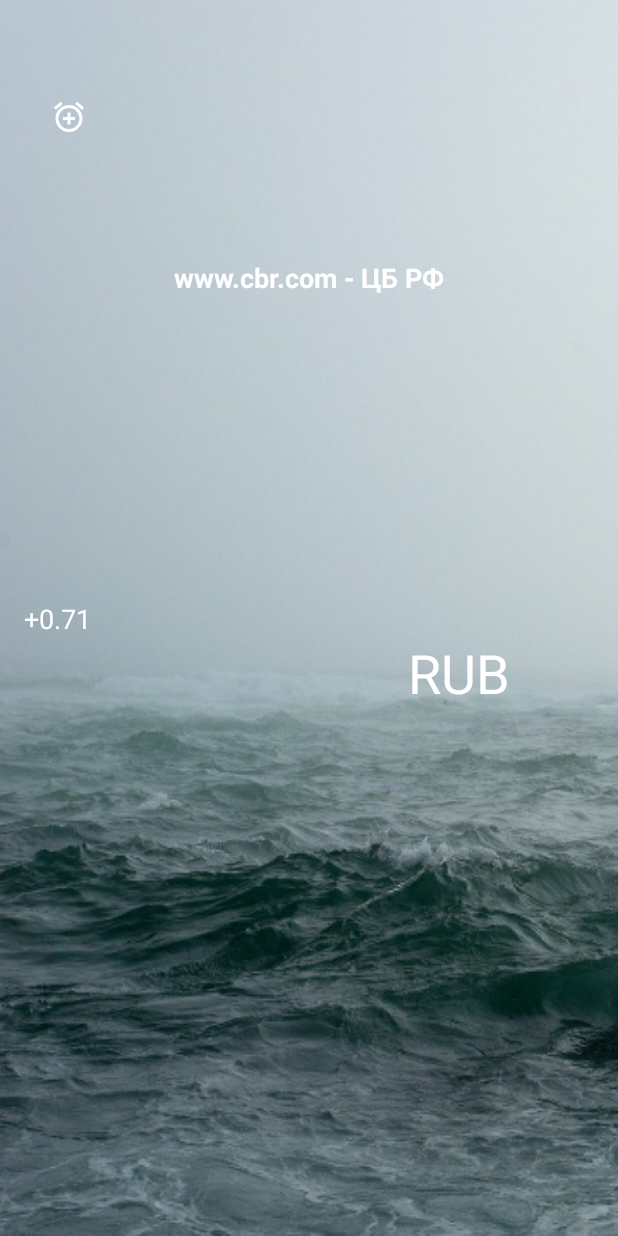
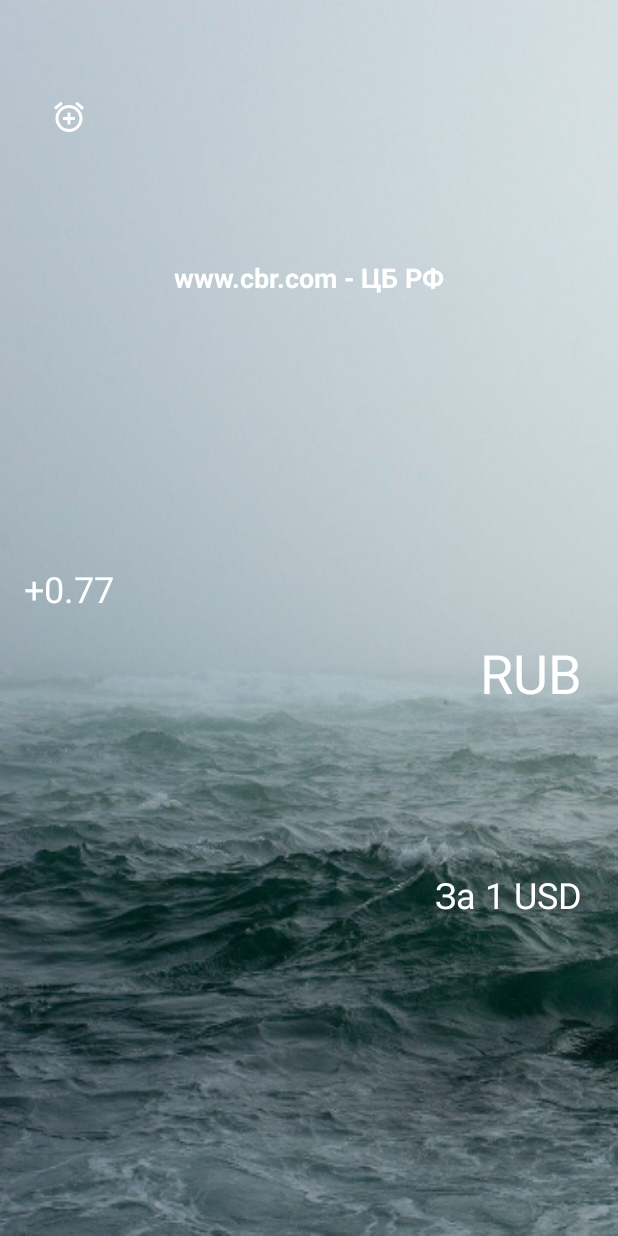
Before and after one commit to andysklyarov/finnotifyfree, an Android app: the layout currency_fragment.xml on its own in the app's theme, with its tools: preview values and no code run, on a phone screen of 412 x 824 dp. Run offline under Robolectric (Android 15) with nearby library versions, the phone set to English and light mode, and no system bars.

Commit message:
solved datetime issue

```diff
--- a/app/src/main/java/com/andysklyarov/finnotify/framework/soap/SoapCbrUtils.java
+++ b/app/src/main/java/com/andysklyarov/finnotify/framework/soap/SoapCbrUtils.java
@@ -34,6 +34,7 @@ import java.util.List;
 import io.reactivex.Single;
 
 import static java.lang.Float.parseFloat;
+import static java.lang.Integer.parseInt;
 
 public final class SoapCbrUtils {
 
@@ -59,7 +60,6 @@ public final class SoapCbrUtils {
                     String dateTime = response.getBody()
                             .getLatestDateTimeData()
                             .getDateTime();
-
                     DateTimeFormatter outputFormatter = DateTimeFormatter.ofPattern(OUTPUT_DATE_TIME_PATTERN);
                     return LocalDate.parse(dateTime, outputFormatter); //"2020-04-30T00:00:00"
                 });
@@ -202,17 +202,19 @@ public final class SoapCbrUtils {
         LocalDate localDate = LocalDate.parse(onDateStr, outputFormatter);
 
         float currencyValueInRub = 0;
+        int denomination = 0;
 
         if (currencies != null) {
             for (ResponseValuteCursOnDate currency : currencies) {
                 if (currency.chCode.equals(currencyName)) {
                     currencyValueInRub = parseFloat(currency.curs);
+                    denomination = parseInt(currency.nom);
                     break;
                 }
             }
         }
 
-        return new CurrencyInRub(currencyName, localDate, currencyValueInRub);
+        return new CurrencyInRub(currencyName, localDate, denomination, currencyValueInRub);
     }
 
     private static boolean hasNetworkException(Throwable throwable) {
--- a/app/src/main/res/layout/currency_fragment.xml
+++ b/app/src/main/res/layout/currency_fragment.xml
@@ -87,7 +87,7 @@
                     android:layout_width="wrap_content"
                     android:layout_height="29dp"
                     android:layout_marginTop="124dp"
-                    android:text="@{viewModel.getPreamble() + ' ' + viewModel.nowCurrency.date.format(viewModel.DATE_FORMAT)}"
+                    android:text="@{viewModel.getDatePreamble() + ' ' + viewModel.nowCurrency.date.format(viewModel.DATE_FORMAT)}"
                     android:textAlignment="center"
                     android:textSize="18dp"
                     android:textStyle="bold"
@@ -116,14 +116,15 @@
                 <TextView
                     android:id="@+id/currency_diff"
                     style="@style/Theme.CoinsTest.CommonTextView"
-                    android:layout_width="46dp"
-                    android:layout_height="24dp"
+                    android:layout_width="64dp"
+                    android:layout_height="36dp"
                     android:layout_marginStart="16dp"
-                    android:layout_marginTop="400dp"
-                    android:text="+0.71"
-                    android:textSize="18dp"
+                    android:layout_marginTop="376dp"
+                    android:text="@{viewModel.diffCurrency}"
+                    android:textSize="24dp"
                     app:layout_constraintStart_toStartOf="parent"
-                    app:layout_constraintTop_toTopOf="parent" />
+                    app:layout_constraintTop_toTopOf="parent"
+                    tools:text="+0.77" />
 
                 <TextView
                     android:id="@+id/currency_value"
@@ -138,14 +139,27 @@
                     app:layout_constraintTop_toTopOf="parent" />
 
                 <TextView
+                    android:id="@+id/currency_nom"
+                    style="@style/Theme.CoinsTest.CommonTextView"
+                    android:layout_width="wrap_content"
+                    android:layout_height="36dp"
+                    android:layout_marginTop="580dp"
+                    android:layout_marginEnd="24dp"
+                    android:text="@{viewModel.getNomPreamble(viewModel.nowCurrency.denomination, viewModel.nowCurrency.name)}"
+                    android:textSize="24dp"
+                    app:layout_constraintEnd_toEndOf="parent"
+                    app:layout_constraintTop_toTopOf="parent"
+                    tools:text="За 1 USD" />
+
+                <TextView
                     style="@style/Theme.CoinsTest.CommonTextView"
                     android:layout_width="68dp"
                     android:layout_height="48dp"
-                    android:layout_marginStart="272dp"
                     android:layout_marginTop="424dp"
+                    android:layout_marginEnd="24dp"
                     android:text="RUB"
                     android:textSize="36dp"
-                    app:layout_constraintStart_toStartOf="parent"
+                    app:layout_constraintEnd_toEndOf="parent"
                     app:layout_constraintTop_toTopOf="parent" />
             </androidx.constraintlayout.widget.ConstraintLayout>
         </LinearLayout>
--- a/app/src/main/res/values/strings.xml
+++ b/app/src/main/res/values/strings.xml
@@ -1,5 +1,6 @@
 <resources>
     <string name="app_name">FinNotify</string>
     <string name="update_on">Курс на</string>
+    <string name="nom_string">За</string>
     <item name="bound_observable" type="id" />
 </resources>
--- a/core/src/main/java/com/andysklyarov/finnotify/domain/CurrencyInRub.java
+++ b/core/src/main/java/com/andysklyarov/finnotify/domain/CurrencyInRub.java
@@ -2,14 +2,16 @@ package com.andysklyarov.finnotify.domain;
 
 import java.time.LocalDate;
 
-public final class CurrencyInRub {
+public class CurrencyInRub {
     public final String name;
     public final LocalDate date;
+    public final int denomination;
     public final float value;
 
-    public CurrencyInRub(String name, LocalDate date, float value) {
+    public CurrencyInRub(String name, LocalDate date, int denomination, float value) {
         this.name = name;
         this.date = date;
+        this.denomination = denomination;
         this.value = value;
     }
 }
```
Also changed, not shown: app/src/main/AndroidManifest.xml (+0 -11 lines), app/src/main/java/com/andysklyarov/finnotify/framework/receivers/AlarmServiceManager.java (+22 -35 lines), app/src/main/java/com/andysklyarov/finnotify/framework/receivers/BootReceiver.java (deleted, +0 -41 lines), app/src/main/java/com/andysklyarov/finnotify/presentation/MainViewModel.java (+26 -32 lines), app/src/main/java/com/andysklyarov/finnotify/presentation/SettingsFragment.java (+5 -6 lines), core/src/main/java/com/andysklyarov/finnotify/domain/DiffCurrencyInRub.java (added, +18 -0 lines), core/src/main/java/com/andysklyarov/finnotify/interactors/Interactors.java (+10 -1 lines), 2 other files.
